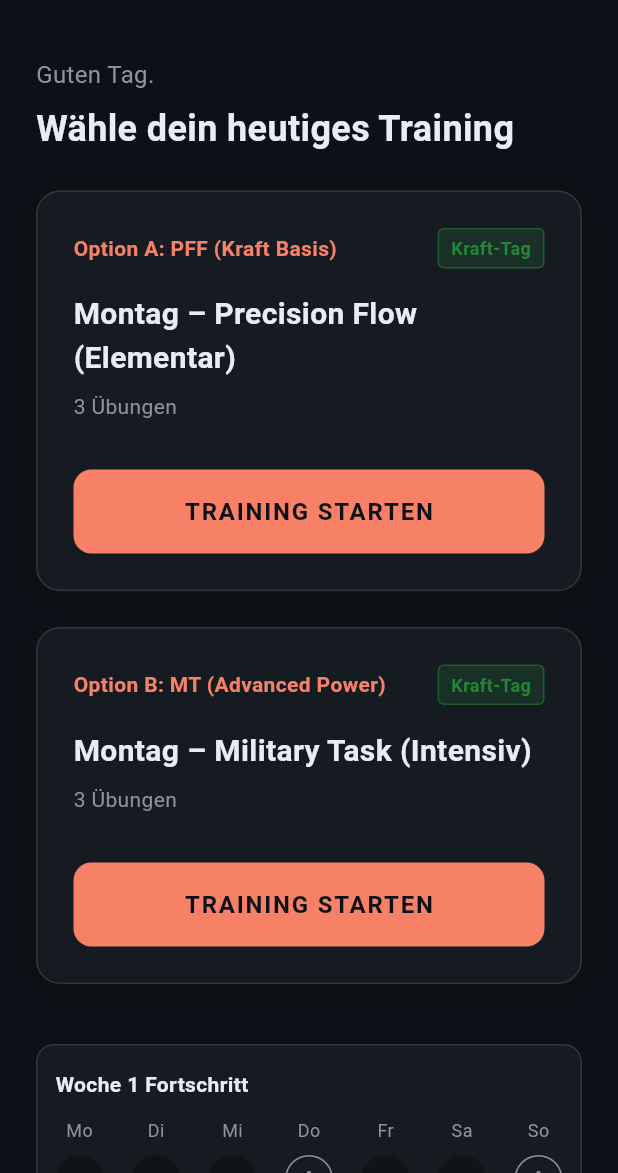
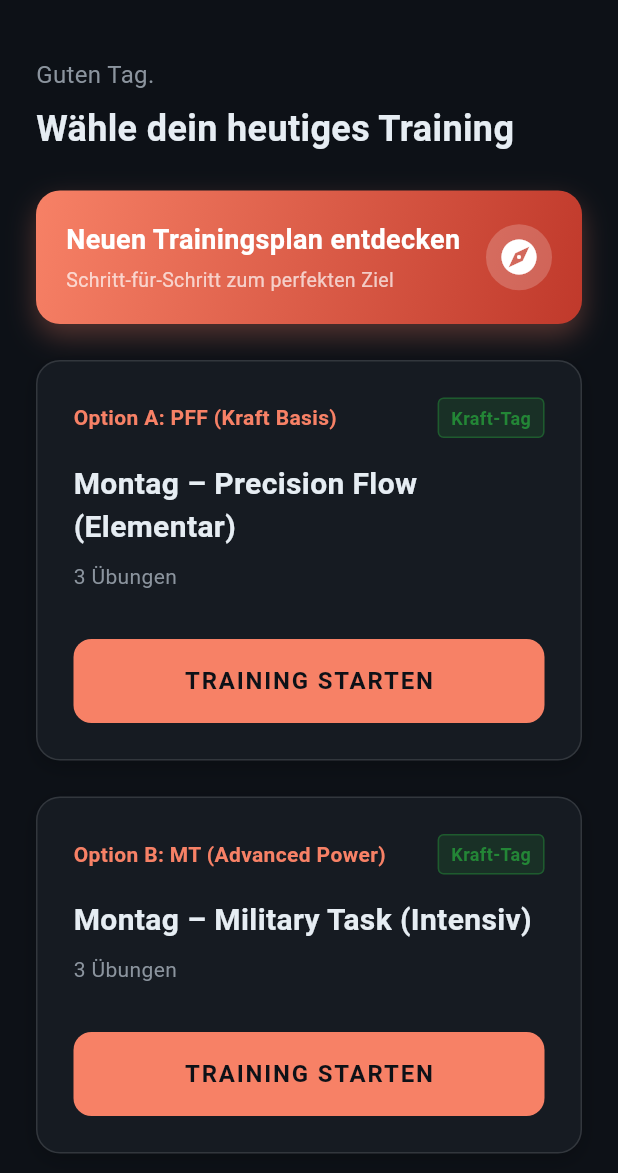
Before and after one commit to SAFSEC/Precision_Fitness_Flow, a Flutter app: the screen it shows after launch, on a phone screen of 412 x 824 dp, the part 63-1236 px from its top. Run offline on Flutter 3.47's test engine with Material 3 defaults, Android fonts, the phone set to English and light mode, and no system bars; our stand-ins replace audioplayers, flutter_riverpod, flutter_tts, go_router, hive, hive_flutter and 2 more; accounts and stored records are empty.

Commit message:
Phase 10.3: Guided Plan Selection Wizard & Bodyweight focus plan

```diff
--- a/lib/core/router/app_router.dart
+++ b/lib/core/router/app_router.dart
@@ -8,12 +8,18 @@ import '../../features/exercises/exercise_list_page.dart';
 import '../../features/exercises/exercise_detail_page.dart';
 import '../../features/history/history_page.dart';
 
+import '../../features/plan_selection/plan_selection_page.dart';
+
 final GoRouter appRouter = GoRouter(
   initialLocation: '/',
   routes: [
     GoRoute(
       path: '/',
       builder: (context, state) => const HomePage(),
+    ),
+    GoRoute(
+      path: '/plan-selection',
+      builder: (context, state) => const PlanSelectionPage(),
     ),
     GoRoute(
       path: '/plan',
--- a/lib/data/models/workout_program.dart
+++ b/lib/data/models/workout_program.dart
@@ -4,12 +4,16 @@ class WorkoutProgram {
   final String id;
   final String title;
   final String description;
+  final String category;
+  final String? icon; // Optional icon for the selection menu
   final List<TrainingDay> days;
 
   const WorkoutProgram({
     required this.id,
     required this.title,
     required this.description,
+    required this.category,
+    this.icon,
     required this.days,
   });
 }
--- a/lib/features/home/home_page.dart
+++ b/lib/features/home/home_page.dart
@@ -68,6 +68,11 @@ class HomePage extends ConsumerWidget {
                 fontWeight: FontWeight.bold,
               ),
             ),
+            const SizedBox(height: 24),
+
+            // New Plan Discovery Card
+            _buildPlanDiscoveryCard(context),
+
             const SizedBox(height: 24),
 
             // Active Day Options
@@ -207,6 +212,71 @@ class HomePage extends ConsumerWidget {
     );
   }
 
+  Widget _buildPlanDiscoveryCard(BuildContext context) {
+    return Container(
+      decoration: BoxDecoration(
+        gradient: const LinearGradient(
+          colors: [Color(0xFFF78166), Color(0xFFC0392B)],
+          begin: Alignment.topLeft,
+          end: Alignment.bottomRight,
+        ),
+        borderRadius: BorderRadius.circular(16),
+        boxShadow: [
+          BoxShadow(
+            color: kColorAccent.withOpacity(0.3),
+            blurRadius: 15,
+            offset: const Offset(0, 8),
+          ),
+        ],
+      ),
+      child: Material(
+        color: Colors.transparent,
+        child: InkWell(
+          onTap: () => context.push('/plan-selection'),
+          borderRadius: BorderRadius.circular(16),
+          child: Padding(
+            padding: const EdgeInsets.all(20.0),
+            child: Row(
+              children: [
+                const Expanded(
+                  child: Column(
+                    crossAxisAlignment: CrossAxisAlignment.start,
+                    children: [
+                      Text(
+                        'Neuen Trainingsplan entdecken',
+                        style: TextStyle(
+                          color: Colors.white,
+                          fontSize: 18,
+                          fontWeight: FontWeight.bold,
+                        ),
+                      ),
+                      SizedBox(height: 4),
+                      Text(
+                        'Schritt-für-Schritt zum perfekten Ziel',
+                        style: TextStyle(
+                          color: Colors.white70,
+                          fontSize: 13,
+                        ),
+                      ),
+                    ],
+                  ),
+                ),
+                Container(
+                  padding: const EdgeInsets.all(8),
+                  decoration: BoxDecoration(
+                    color: Colors.white.withOpacity(0.2),
+                    shape: BoxShape.circle,
+                  ),
+                  child: const Icon(Icons.explore, color: Colors.white, size: 28),
+                ),
+              ],
+            ),
+          ),
+        ),
+      ),
+    );
+  }
+
   void _showPlanSelection(BuildContext context, WidgetRef ref) {
     final activeProgram = ref.read(activeProgramProvider);
 
```
Also changed, not shown: lib/data/workout_plan.dart (+78 -2 lines), lib/features/plan_selection/plan_selection_page.dart (added, +182 -0 lines), 2 other files.
